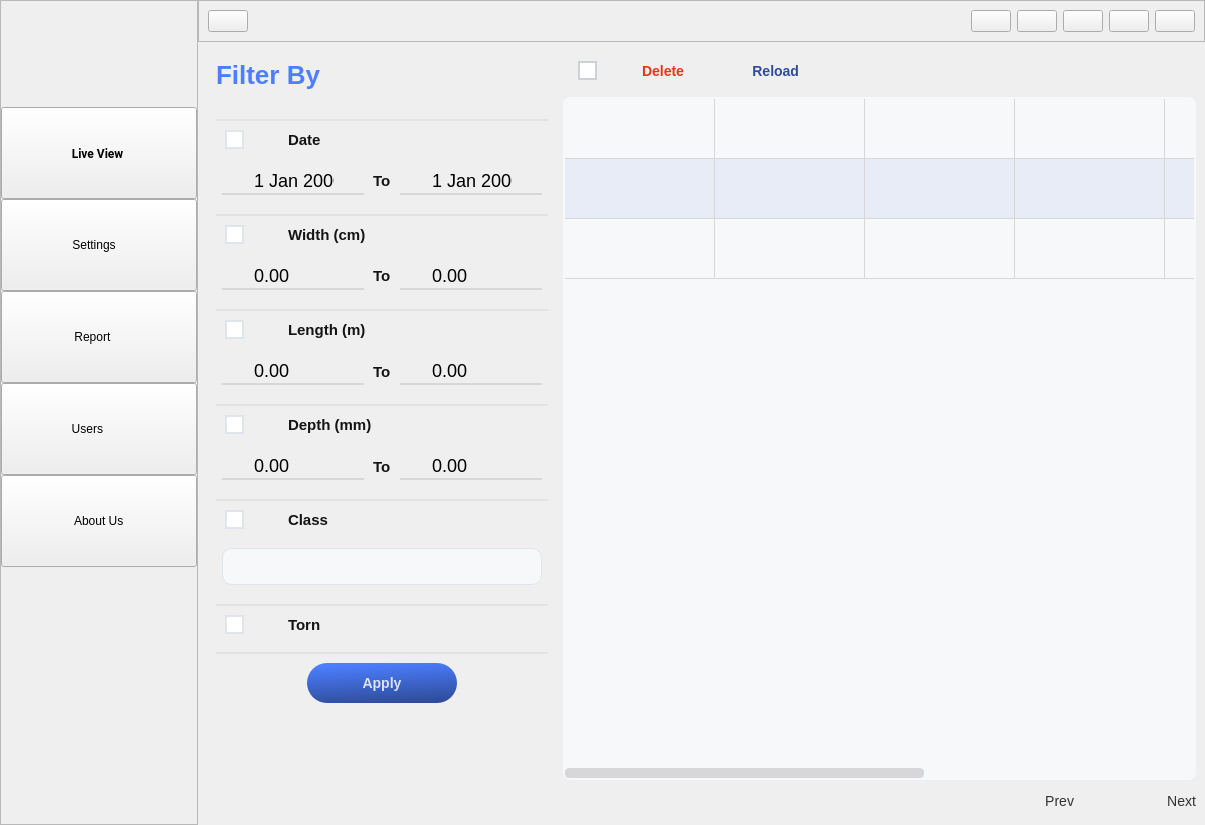
Before: the Qt Designer form UIFiles/main_UI.ui in DORSA-co/MSC_Conveyor, drawn with Qt 5.
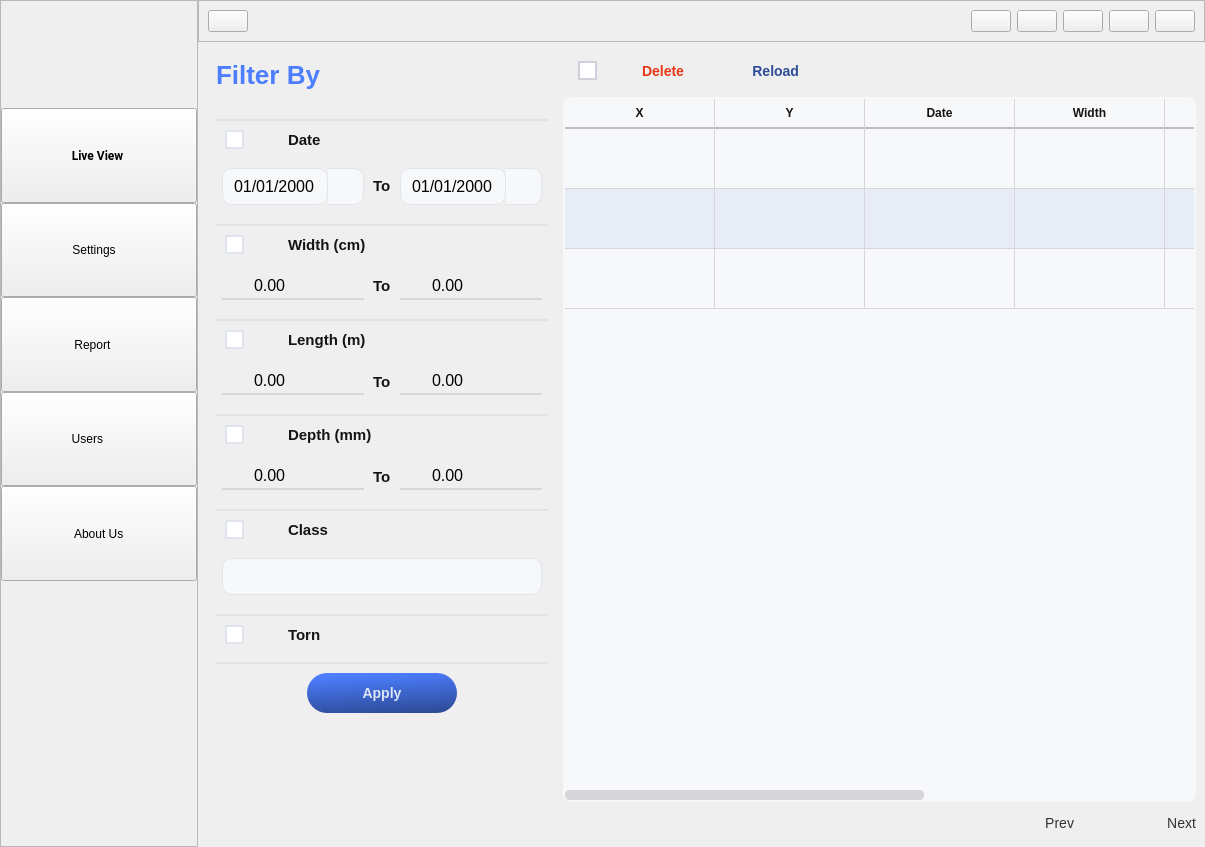
After: the same form once the commit is applied. The open tabs and pages were chosen to show the change. Icons and pictures are not drawn. Custom widgets are drawn as their Qt base class.

Commit message: fix viewer bounding box error, add verify message, edit notifications style when click

Diff of the .ui file:
```diff
--- a/UIFiles/main_UI.ui
+++ b/UIFiles/main_UI.ui
@@ -7,7 +7,7 @@
     <x>0</x>
     <y>0</y>
     <width>1205</width>
-    <height>825</height>
+    <height>847</height>
    </rect>
   </property>
   <property name="windowTitle">
@@ -171,30 +171,28 @@
 	border-bottom: 2px solid #7892DF;
 }
 
-/***********QSpinBox, QDoubleSpinBox, QDateEdit*************/
+/*****************QSpinBox, QDoubleSpinBox*******************/
 
-QSpinBox, QDoubleSpinBox, QDateEdit
+QSpinBox, QDoubleSpinBox
 {
 	background-color: transparent;
 	border-bottom: 2px solid #D7D7D9;
 	border-radius: None;
-	font-size: 18px;
+	font-size: 16px;
 	min-height: 25px;
 	min-width: 70px;
 	qproperty-alignment: AlignCenter;
 }
 
 QSpinBox:disabled ,
-QDoubleSpinBox:disabled,
-QDateEdit:disabled
+QDoubleSpinBox:disabled
 {
 	border-bottom: 2px solid #F0F0F2;
 	color: rgb(120, 120, 120);
 }
 
 QSpinBox::up-arrow, 
-QDoubleSpinBox::up-arrow,
-QDateEdit::up-arrow
+QDoubleSpinBox::up-arrow
 {   
 	image: url(:/icons/icons/plus_icon_black.png);
 	width: 16px;
@@ -202,8 +200,7 @@
 }
 
 QSpinBox::down-arrow,  
-QDoubleSpinBox::down-arrow,
-QDateEdit::down-arrow
+QDoubleSpinBox::down-arrow
 {   
 	image: url(:/icons/icons/minus_icon_black.png);
 	width: 16px;
@@ -211,8 +208,7 @@
 }
 
 QSpinBox::up-arrow:disabled, 
-QDoubleSpinBox::up-arrow:disabled,
-QDateEdit::up-arrow:disabled
+QDoubleSpinBox::up-arrow:disabled
 {   
 	image: url(:/icons/icons/plus_icon_gray.png);
 	width: 16px;
@@ -220,8 +216,7 @@
 }
 
 QSpinBox::down-arrow:disabled ,  
-QDoubleSpinBox::down-arrow:disabled,
-QDateEdit::down-arrow:disabled
+QDoubleSpinBox::down-arrow:disabled
 {   
 	image: url(:/icons/icons/minus_icon_gray.png);
 	width: 16px;
@@ -229,8 +224,7 @@
 }
 
 QSpinBox::up-button,
-QDoubleSpinBox::up-button,
-QDateEdit::up-button
+QDoubleSpinBox::up-button
 {
 	border:none;
     min-width:30px;
@@ -242,8 +236,7 @@
 }
 
 QSpinBox::down-button,
-QDoubleSpinBox::down-button,
-QDateEdit::down-button
+QDoubleSpinBox::down-button
 {
     min-width:30px;
     min-height: 29px;
@@ -256,9 +249,7 @@
 QSpinBox::up-button,
 QSpinBox::down-button,
 QDoubleSpinBox::up-button,
-QDoubleSpinBox::down-button ,
-QDateEdit::up-button,
-QDateEdit::down-button
+QDoubleSpinBox::down-button
 {
 	background-color: transparent;
 }
@@ -266,14 +257,40 @@
 QSpinBox::up-button:disabled ,
 QSpinBox::down-button:disabled ,
 QDoubleSpinBox::up-button:disabled ,
-QDoubleSpinBox::down-button:disabled,
-QDateEdit::up-button:disabled,
-QDateEdit::down-button:disabled
+QDoubleSpinBox::down-button:disabled
 {
     subcontrol-origin: border;
 }
 
-QSpinBox:focus, QDoubleSpinBox:focus, QDateEdit:focus{
+QSpinBox:focus, QDoubleSpinBox:focus{
+	border-bottom: 2px solid #7892DF;
+}
+
+/***************************QDateEdit****************************/
+
+QDateEdit
+{
+	border:1px solid #E0E4EC;
+	background-color: #F7F8FA;
+	border-radius: 10px;
+	min-height: 35px;
+	font-size: 16px;
+}
+
+QDateEdit:disabled
+{
+	border: 2px solid #F0F0F2;
+	color: rgb(120, 120, 120);
+}
+
+QDateEdit::up-button,
+QDateEdit::down-button
+{
+	width: 0px;
+	background-color: transparent;
+}
+
+QDateEdit:focus{
 	border-bottom: 2px solid #7892DF;
 }
 
@@ -3865,7 +3882,61 @@
                          <number>10</number>
                         </property>
                         <item>
-                         <widget class="QDateEdit" name="report_start_date_input"/>
+                         <layout class="QHBoxLayout" name="horizontalLayout_46">
+                          <property name="spacing">
+                           <number>0</number>
+                          </property>
+                          <item>
+                           <widget class="QDateEdit" name="report_start_date_input">
+                            <property name="styleSheet">
+                             <string notr="true">PeyeLineEditsStyle</string>
+                            </property>
+                            <property name="alignment">
+                             <set>Qt::AlignCenter</set>
+                            </property>
+                            <property name="displayFormat">
+                             <string>MM/dd/yyyy</string>
+                            </property>
+                           </widget>
+                          </item>
+                          <item>
+                           <widget class="QPushButton" name="report_start_date_btn">
+                            <property name="sizePolicy">
+                             <sizepolicy hsizetype="Fixed" vsizetype="Preferred">
+                              <horstretch>0</horstretch>
+                              <verstretch>0</verstretch>
+                             </sizepolicy>
+                            </property>
+                            <property name="cursor">
+                             <cursorShape>PointingHandCursor</cursorShape>
+                            </property>
+                            <property name="styleSheet">
+                             <string notr="true">border: 0px;
+background-color: rgba(0,0,0,0);
+border:1px solid #E0E4EC;
+background-color: #F7F8FA;
+border-radius: 10px;
+border-top-left-radius: 0px;
+border-bottom-left-radius: 0px;
+border-left: None;
+padding-right: 3px;</string>
+                            </property>
+                            <property name="text">
+                             <string/>
+                            </property>
+                            <property name="icon">
+                             <iconset resource="assets/assets.qrc">
+                              <normaloff>:/icons/icons/date_black.png</normaloff>:/icons/icons/date_black.png</iconset>
+                            </property>
+                            <property name="iconSize">
+                             <size>
+                              <width>25</width>
+                              <height>25</height>
+                             </size>
+                            </property>
+                           </widget>
+                          </item>
+                         </layout>
                         </item>
                         <item>
                          <widget class="QLabel" name="report_date_to_label">
@@ -3881,7 +3952,61 @@
                          </widget>
                         </item>
                         <item>
-                         <widget class="QDateEdit" name="report_end_date_input"/>
+                         <layout class="QHBoxLayout" name="horizontalLayout_48">
+                          <property name="spacing">
+                           <number>0</number>
+                          </property>
+                          <item>
+                           <widget class="QDateEdit" name="report_end_date_input">
+                            <property name="styleSheet">
+                             <string notr="true">PeyeLineEditsStyle</string>
+                            </property>
+                            <property name="alignment">
+                             <set>Qt::AlignCenter</set>
+                            </property>
+                            <property name="displayFormat">
+                             <string>MM/dd/yyyy</string>
+                            </property>
+                           </widget>
+                          </item>
+                          <item>
+                           <widget class="QPushButton" name="report_end_date_btn">
+                            <property name="sizePolicy">
+                             <sizepolicy hsizetype="Fixed" vsizetype="Preferred">
+                              <horstretch>0</horstretch>
+                              <verstretch>0</verstretch>
+                             </sizepolicy>
+                            </property>
+                            <property name="cursor">
+                             <cursorShape>PointingHandCursor</cursorShape>
+                            </property>
+                            <property name="styleSheet">
+                             <string notr="true">border: 0px;
+background-color: rgba(0,0,0,0);
+border:1px solid #E0E4EC;
+background-color: #F7F8FA;
+border-radius: 10px;
+border-top-left-radius: 0px;
+border-bottom-left-radius: 0px;
+border-left: None;
+padding-right: 3px;</string>
+                            </property>
+                            <property name="text">
+                             <string/>
+                            </property>
+                            <property name="icon">
+                             <iconset resource="assets/assets.qrc">
+                              <normaloff>:/icons/icons/date_black.png</normaloff>:/icons/icons/date_black.png</iconset>
+                            </property>
+                            <property name="iconSize">
+                             <size>
+                              <width>25</width>
+                              <height>25</height>
+                             </size>
+                            </property>
+                           </widget>
+                          </item>
+                         </layout>
                         </item>
                        </layout>
                       </widget>
@@ -5002,7 +5127,7 @@
                      <bool>true</bool>
                     </property>
                     <attribute name="horizontalHeaderVisible">
-                     <bool>false</bool>
+                     <bool>true</bool>
                     </attribute>
                     <attribute name="horizontalHeaderDefaultSectionSize">
                      <number>150</number>
```
Left out of the diff: 42 changed lines with no effect on the pictures. The commit also changes 61 other files.
